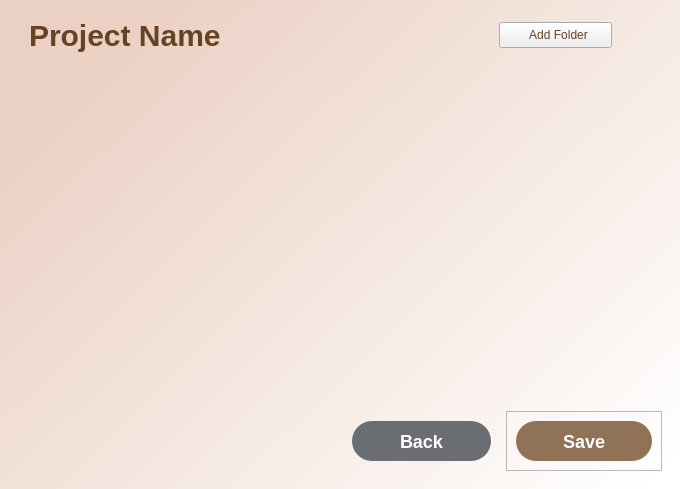
jpnora07/Crackterize, file sampleuiii.ui: the form before one commit.
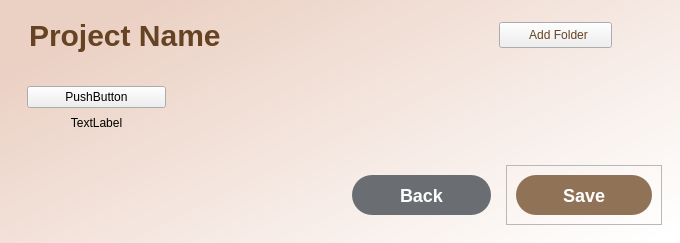
The form after the commit. Icons and pictures are not drawn.

Diff of the .ui file:
```diff
--- a/sampleuiii.ui
+++ b/sampleuiii.ui
@@ -7,7 +7,7 @@
     <x>0</x>
     <y>0</y>
     <width>680</width>
-    <height>489</height>
+    <height>243</height>
    </rect>
   </property>
   <property name="windowTitle">
@@ -98,7 +98,40 @@
         <verstretch>10</verstretch>
        </sizepolicy>
       </property>
-      <layout class="QHBoxLayout" name="horizontalLayout"/>
+      <layout class="QHBoxLayout" name="horizontalLayout">
+       <item>
+        <widget class="QWidget" name="widget_10" native="true">
+         <layout class="QVBoxLayout" name="verticalLayout_2">
+          <item>
+           <widget class="QPushButton" name="pushButton">
+            <property name="text">
+             <string>PushButton</string>
+            </property>
+           </widget>
+          </item>
+          <item>
+           <widget class="QLabel" name="label">
+            <property name="text">
+             <string>TextLabel</string>
+            </property>
+            <property name="alignment">
+             <set>Qt::AlignCenter</set>
+            </property>
+           </widget>
+          </item>
+         </layout>
+        </widget>
+       </item>
+       <item>
+        <widget class="QWidget" name="widget_9" native="true"/>
+       </item>
+       <item>
+        <widget class="QWidget" name="widget_8" native="true"/>
+       </item>
+       <item>
+        <widget class="QWidget" name="widget_7" native="true"/>
+       </item>
+      </layout>
      </widget>
     </item>
     <item>
```
